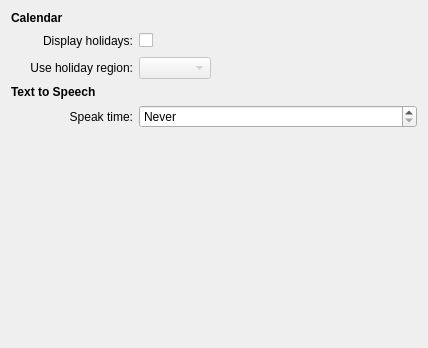
The window that libs/plasmaclock/generalConfig.ui (mgottschlag/kwin-tiling) describes before a commit, drawn with Qt 5.
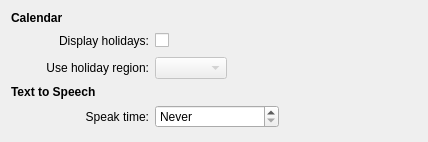
The same window after the commit. Custom widgets are drawn as their Qt base class.

Commit message: squish over the speach spinner

```diff
--- a/libs/plasmaclock/generalConfig.ui
+++ b/libs/plasmaclock/generalConfig.ui
@@ -7,7 +7,7 @@
     <x>0</x>
     <y>0</y>
     <width>428</width>
-    <height>348</height>
+    <height>142</height>
    </rect>
   </property>
   <layout class="QGridLayout" name="gridLayout">
@@ -57,19 +57,6 @@
      </property>
     </widget>
    </item>
-   <item row="1" column="3">
-    <spacer name="horizontalSpacer_2">
-     <property name="orientation">
-      <enum>Qt::Horizontal</enum>
-     </property>
-     <property name="sizeHint" stdset="0">
-      <size>
-       <width>0</width>
-       <height>0</height>
-      </size>
-     </property>
-    </spacer>
-   </item>
    <item row="2" column="1">
     <widget class="QLabel" name="label">
      <property name="text">
@@ -80,13 +67,30 @@
      </property>
     </widget>
    </item>
-   <item row="2" column="2">
+   <item row="2" column="2" colspan="2">
+    <layout class="QHBoxLayout" name="horizontalLayout">
+     <item>
     <widget class="KComboBox" name="regionComboBox">
      <property name="enabled">
       <bool>false</bool>
      </property>
     </widget>
    </item>
+     <item>
+      <spacer name="horizontalSpacer_2">
+       <property name="orientation">
+        <enum>Qt::Horizontal</enum>
+       </property>
+       <property name="sizeHint" stdset="0">
+        <size>
+         <width>188</width>
+         <height>17</height>
+        </size>
+       </property>
+      </spacer>
+     </item>
+    </layout>
+   </item>
    <item row="3" column="0" colspan="2">
     <widget class="QLabel" name="label_4">
      <property name="font">
@@ -127,6 +131,8 @@
     </widget>
    </item>
    <item row="4" column="2" colspan="2">
+    <layout class="QHBoxLayout" name="horizontalLayout_2">
+     <item>
     <widget class="KIntSpinBox" name="interval">
      <property name="specialValueText">
       <string>Never</string>
@@ -142,7 +148,22 @@
      </property>
     </widget>
    </item>
-   <item row="5" column="2">
+     <item>
+      <spacer name="horizontalSpacer_4">
+       <property name="orientation">
+        <enum>Qt::Horizontal</enum>
+       </property>
+       <property name="sizeHint" stdset="0">
+        <size>
+         <width>138</width>
+         <height>20</height>
+        </size>
+       </property>
+      </spacer>
+     </item>
+    </layout>
+   </item>
+   <item row="5" column="3">
     <spacer name="verticalSpacer">
      <property name="orientation">
       <enum>Qt::Vertical</enum>
```
Lines whose indentation alone changed are shown as unchanged.
